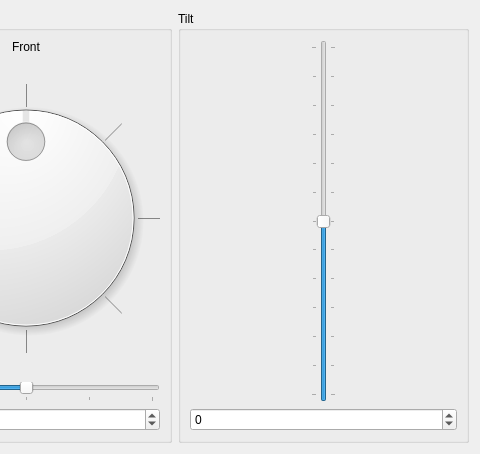
Old version of the form vigir_head_control_widget/resource/head_control_widget.ui in the repository team-vigir/vigir_manipulation_planning; both pictures show x 273 to 753 and y 0 to 454 of the 753 by 454 pixel window.
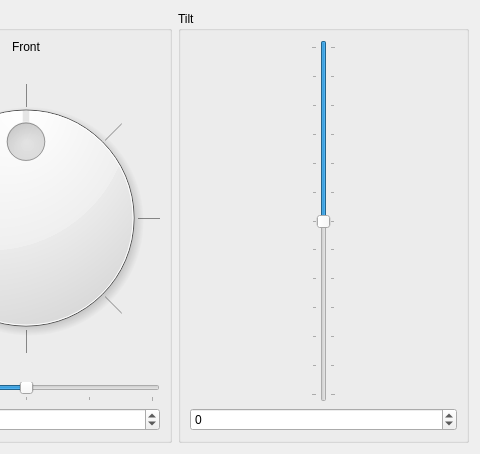
New version of the form.

Commit message: passive controls now update to the latest joint states

Diff of the .ui file:
```diff
--- a/vigir_head_control_widget/resource/head_control_widget.ui
+++ b/vigir_head_control_widget/resource/head_control_widget.ui
@@ -225,6 +225,12 @@
        <layout class="QVBoxLayout" name="verticalLayout_4">
         <item alignment="Qt::AlignHCenter">
          <widget class="QSlider" name="tiltSlider">
+          <property name="sizePolicy">
+           <sizepolicy hsizetype="Fixed" vsizetype="Expanding">
+            <horstretch>0</horstretch>
+            <verstretch>0</verstretch>
+           </sizepolicy>
+          </property>
           <property name="minimum">
            <number>-90</number>
           </property>
@@ -234,9 +240,24 @@
           <property name="pageStep">
            <number>15</number>
           </property>
+          <property name="value">
+           <number>0</number>
+          </property>
+          <property name="sliderPosition">
+           <number>0</number>
+          </property>
+          <property name="tracking">
+           <bool>true</bool>
+          </property>
           <property name="orientation">
            <enum>Qt::Vertical</enum>
           </property>
+          <property name="invertedAppearance">
+           <bool>true</bool>
+          </property>
+          <property name="invertedControls">
+           <bool>true</bool>
+          </property>
           <property name="tickPosition">
            <enum>QSlider::TicksBothSides</enum>
           </property>
```
Left out of the diff: 104 changed lines with no effect on the pictures. The commit also changes 1 other file.
